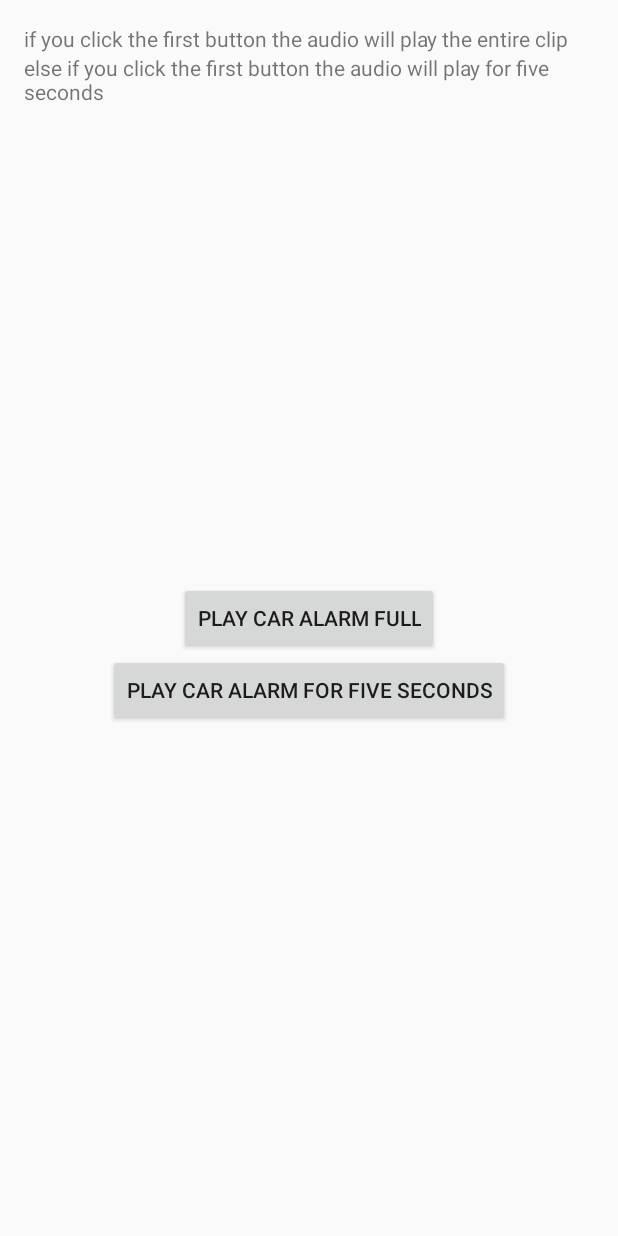
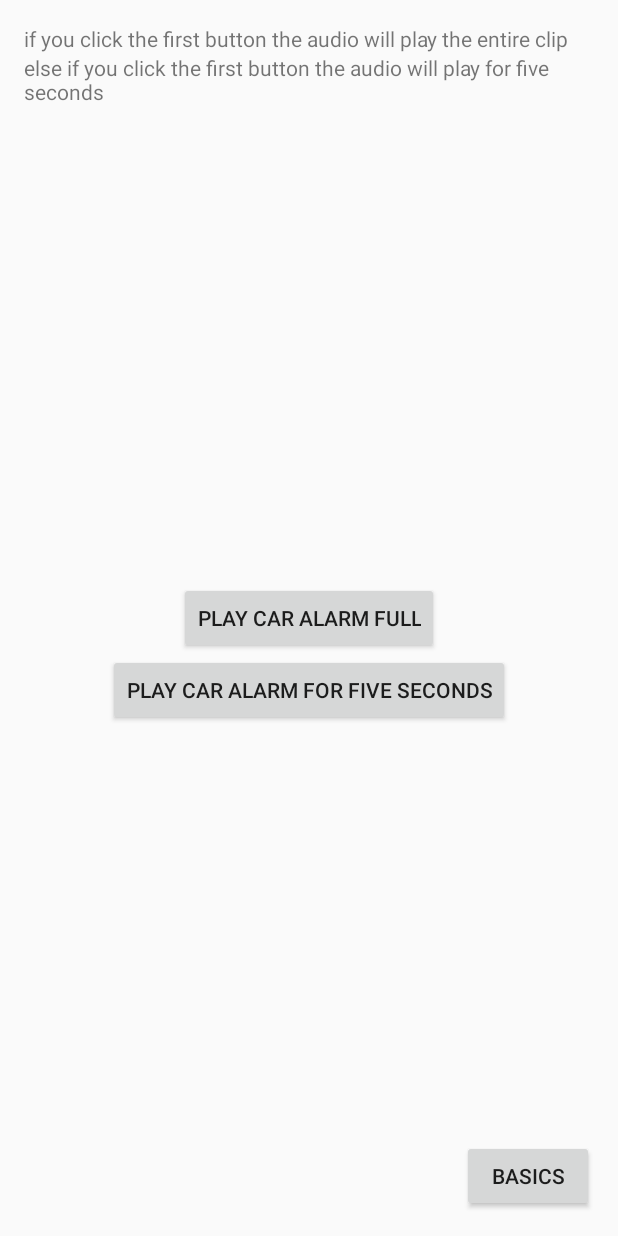
Before and after one commit to JohnsAndroidStudioTutorials/SoundTerminateBasedonTime, an Android app: the layout activity_advanced.xml on its own in the app's theme, with its tools: preview values and no code run, on a phone screen of 412 x 824 dp. Run offline under Robolectric (Android 15) with nearby library versions, the phone set to English and light mode, and no system bars.

Commit message:
Initial commit

```diff
--- a/app/src/main/java/com/example/soundterminatebasedontime/Basics.java
+++ b/app/src/main/java/com/example/soundterminatebasedontime/Advanced.java
@@ -6,20 +6,19 @@ import android.os.Bundle;
 import android.view.View;
 import android.widget.Button;
 
-public class Basics extends AppCompatActivity {
-
+public class Advanced extends AppCompatActivity {
 
     // Create and set MediaPlayer to car_alarm sound file
     final MediaPlayer mediaPlayer = MediaPlayer.create(this, R.raw.car_alarm);
 
     // Finds the buttons in xml and creates a object in java for use
     Button playCarAlarmFull = (Button) findViewById(R.id.button_car_alarm_full);
-    Button playCarAlarmFiveSeconds = (Button) findViewById(R.id.car_alarm_five_seconds);
+    Button playCarAlarmFiveSeconds = (Button) findViewById(R.id.button_car_alarm_five_seconds);
 
     @Override
     protected void onCreate(Bundle savedInstanceState) {
         super.onCreate(savedInstanceState);
-        setContentView(R.layout.activity_main);
+        setContentView(R.layout.activity_advanced);
 
         // Calls buttonClicks method
         buttonClicks();
@@ -34,7 +33,6 @@ public class Basics extends AppCompatActivity {
     }
 
     public void playCarAlarmFull() {
-
         // Plays car alarm sound file. If sound is already being played the method restarts the sound
         playCarAlarmFull.setOnClickListener(new View.OnClickListener() {
             @Override
--- a/app/src/main/res/layout/activity_main.xml
+++ b/app/src/main/res/layout/activity_advanced.xml
@@ -7,7 +7,7 @@
     android:paddingLeft="@dimen/activity_horizontal_margin"
     android:paddingRight="@dimen/activity_horizontal_margin"
     android:paddingTop="@dimen/activity_vertical_margin"
-    tools:context="com.example.soundterminatebasedontime.MainActivity">
+    tools:context=".Advanced">
 
     <TextView
         android:layout_width="wrap_content"
@@ -19,7 +19,7 @@
         android:layout_width="wrap_content"
         android:layout_height="wrap_content"
         android:text="Play Car Alarm full"
-        android:id="@+id/car_alarm_full"
+        android:id="@+id/button_car_alarm_full"
         android:layout_centerVertical="true"
         android:layout_centerHorizontal="true" />
 
@@ -27,8 +27,8 @@
         android:layout_width="wrap_content"
         android:layout_height="wrap_content"
         android:text="Play Car Alarm for five seconds"
-        android:id="@+id/car_alarm_five_seconds"
-        android:layout_below="@+id/car_alarm_full"
+        android:id="@+id/button_car_alarm_five_seconds"
+        android:layout_below="@+id/button_car_alarm_full"
         android:layout_centerHorizontal="true" />
 
     <TextView
@@ -39,4 +39,14 @@
         android:layout_below="@+id/textView2"
         android:layout_alignParentLeft="true"
         android:layout_alignParentStart="true" />
+
+    <Button
+        android:layout_width="wrap_content"
+        android:layout_height="wrap_content"
+        android:text="Basics"
+        android:id="@+id/button_basics"
+        android:layout_alignParentBottom="true"
+        android:layout_alignParentRight="true"
+        android:layout_alignParentEnd="true" />
+
 </RelativeLayout>
```
Also changed, not shown: app/src/main/java/com/example/soundterminatebasedontime/Basic.java (added, +36 -0 lines), app/src/main/res/layout/activity_basic.xml (added, +27 -0 lines).
